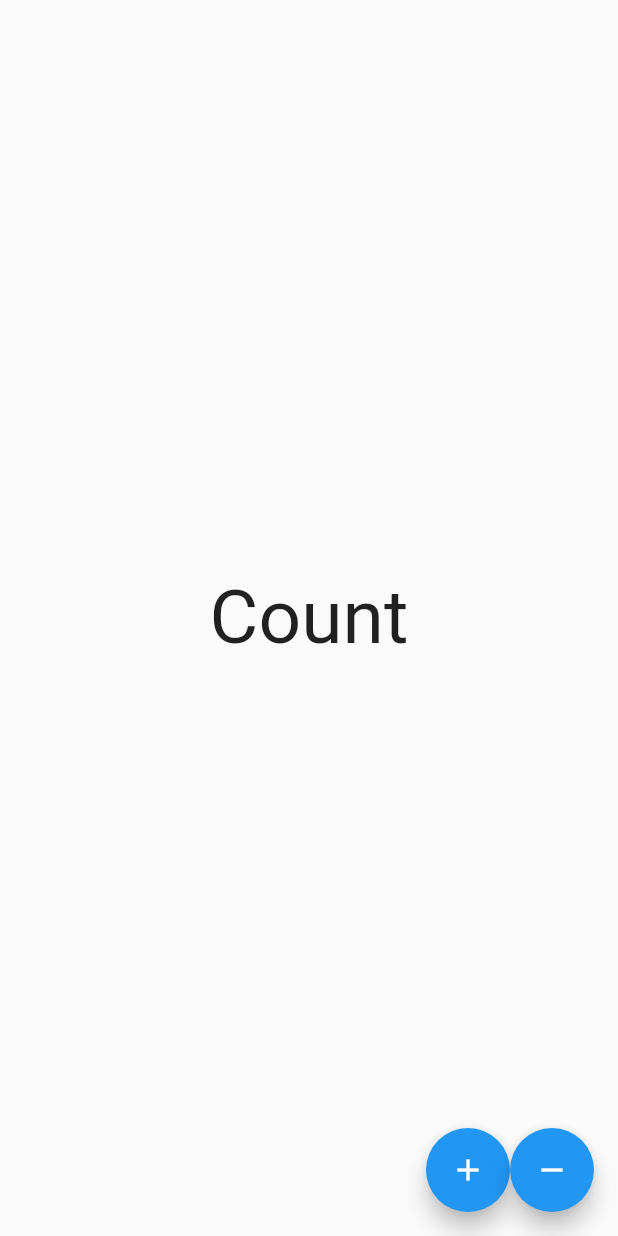
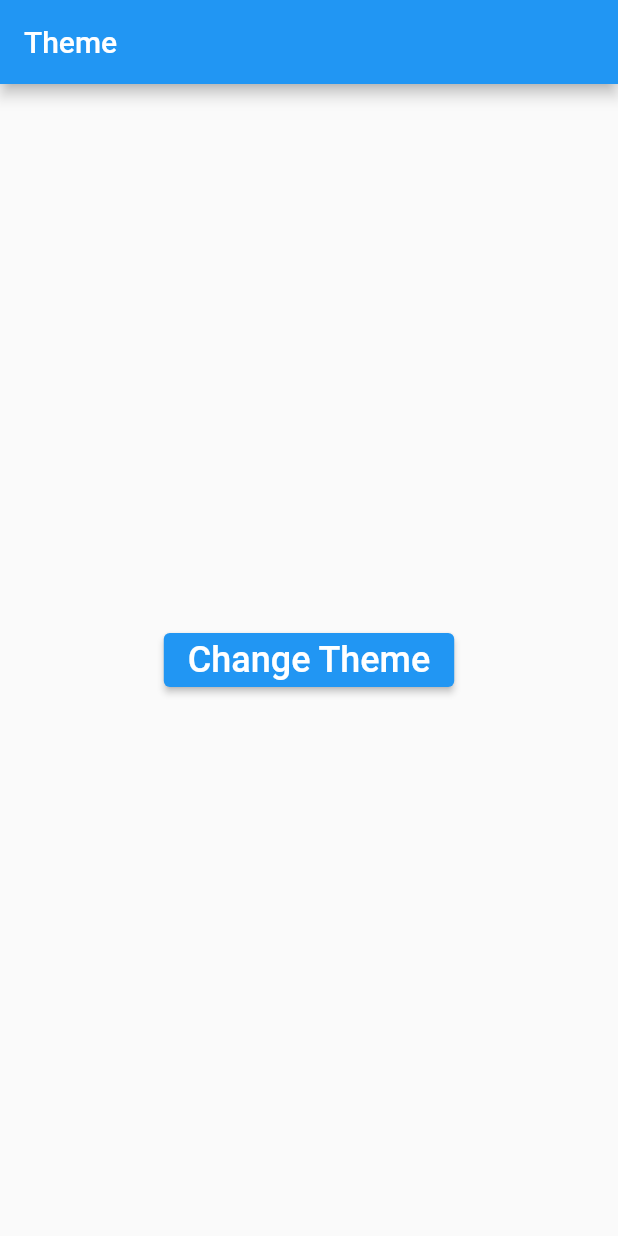
Before and after one commit to murugans11/flutter_new_series, a Flutter app: the screen it shows after launch, on a phone screen of 412 x 824 dp. Run offline on Flutter 3.47's test engine with Material 2 defaults, Android fonts, the phone set to English and light mode, and no system bars; our stand-ins replace bloc, equatable, flutter_bloc.

Commit message:
Theme setting application done using bloc pattern.

```diff
--- /dev/null
+++ b/lib/bloc/themes/theme_bloc.dart
@@ -0,0 +1,18 @@
+import 'package:bloc/bloc.dart';
+import 'package:equatable/equatable.dart';
+
+part 'theme_event.dart';
+
+part 'theme_state.dart';
+
+class ThemeBloc extends Bloc<ThemeEvent, ThemeState> {
+  ThemeBloc() : super(ThemeState.initial()) {
+    on<ChangeThemeEvent>((event, emit) {
+      if (event.randInt % 2 == 0) {
+        emit(state.copyWith(appTheme: AppTheme.dart));
+      } else {
+        emit(state.copyWith(appTheme: AppTheme.light));
+      }
+    });
+  }
+}
--- /dev/null
+++ b/lib/bloc/themes/theme_event.dart
@@ -0,0 +1,27 @@
+
+part of 'theme_bloc.dart';
+
+abstract class ThemeEvent extends Equatable {
+  const ThemeEvent();
+
+  @override
+  List<Object> get props => [];
+
+}
+
+class ChangeThemeEvent extends ThemeEvent {
+
+  final int randInt;
+
+  @override
+  String toString() {
+    return 'ChangeThemeEvent{randInt: $randInt}';
+  }
+
+  @override
+  List<Object> get props => [randInt];
+
+  const ChangeThemeEvent({
+    required this.randInt,
+  });
+}
--- /dev/null
+++ b/lib/bloc/themes/theme_state.dart
@@ -0,0 +1,32 @@
+part of 'theme_bloc.dart';
+
+enum AppTheme { light, dart }
+
+class ThemeState extends Equatable{
+
+  final AppTheme appTheme;
+
+  @override
+  List<Object> get props => [appTheme];
+
+  @override
+  String toString() {
+    return 'ThemeState{appTheme: $appTheme}';
+  }
+
+  factory ThemeState.initial() {
+    return const ThemeState();
+  }
+
+  const ThemeState({
+     this.appTheme = AppTheme.light,
+  });
+
+  ThemeState copyWith({
+    AppTheme? appTheme,
+  }) {
+    return ThemeState(
+      appTheme: appTheme ?? this.appTheme,
+    );
+  }
+}
--- a/lib/main.dart
+++ b/lib/main.dart
@@ -1,51 +1,58 @@
 import 'package:flutter/material.dart';
+import 'dart:math';
+import 'package:flutter_bloc/flutter_bloc.dart';
+
+import 'bloc/themes/theme_bloc.dart';
 
 void main() {
-  runApp(App());
+  runApp(const MyApp());
 }
 
-class App extends StatelessWidget {
-  const App({Key? key}) : super(key: key);
+class MyApp extends StatelessWidget {
+  const MyApp({Key? key}) : super(key: key);
 
   @override
   Widget build(BuildContext context) {
-    return MaterialApp(
-      title: 'Flutter New Series',
-      theme: ThemeData(
-        primarySwatch: Colors.blue,
+    return BlocProvider<ThemeBloc>(
+      create: (context) => ThemeBloc(),
+      child: Builder(
+        builder: (context) {
+          return MaterialApp(
+            title: 'Event Payload',
+            debugShowCheckedModeBanner: false,
+            theme: context.watch<ThemeBloc>().state.appTheme == AppTheme.light
+                ? ThemeData.light()
+                : ThemeData.dark(),
+            home: const MyHomePage(),
+          );
+        }
       ),
-      home: MyHomePage(),
     );
   }
 }
 
 class MyHomePage extends StatelessWidget {
-
-  MyHomePage({Key? key}) : super(key: key);
+  const MyHomePage({Key? key}) : super(key: key);
 
   @override
   Widget build(BuildContext context) {
     return Scaffold(
-      body: const Center(
-        child: Text(
-          'Count',
-          style: TextStyle(fontSize: 50.0),
+      appBar: AppBar(
+        title: Text('Theme'),
+      ),
+      body: Center(
+        child: ElevatedButton(
+          child: Text(
+            'Change Theme',
+            style: TextStyle(fontSize: 24.0),
+          ),
+          onPressed: () {
+            final int randInt = Random().nextInt(10);
+            print('randInt: $randInt');
+            context.read<ThemeBloc>().add(ChangeThemeEvent(randInt: randInt));
+            // BlocProvider.of<ThemeBloc>(context).add(ChangeThemeEvent(randInt: randInt));
+          },
         ),
-      ),
-      floatingActionButton: Row(
-        mainAxisAlignment: MainAxisAlignment.end,
-        children: [
-          FloatingActionButton(
-            onPressed: () => {},
-            tooltip: 'Increment',
-            child: const Icon(Icons.add),
-          ),
-          FloatingActionButton(
-            onPressed: () => {},
-            tooltip: 'Decrement',
-            child: const Icon(Icons.remove),
-          )
-        ],
       ),
     );
   }
--- a/lib/other_page.dart
+++ /dev/null
@@ -1,14 +0,0 @@
-import 'package:flutter/material.dart';
-
-class OtherPage extends StatelessWidget {
-  const OtherPage({Key? key}) : super(key: key);
-
-  @override
-  Widget build(BuildContext context) {
-    return const Center(
-        child: Text(
-      'Other Page',
-      style: TextStyle(fontSize: 50.0),
-    ));
-  }
-}
```
